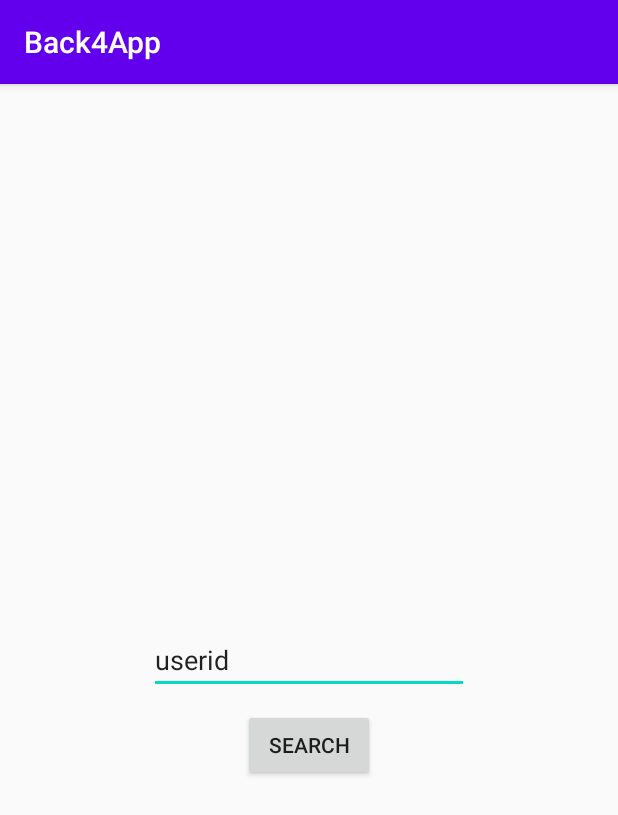
After one commit to abircse/Back4App, an Android app: the QueryActivity screen opened directly, with no data from a screen before it, on a phone screen of 412 x 824 dp. The commit adds this screen. Shown: the top 815 px of the screen. Run offline under Robolectric (Android 15) with nearby library versions, the phone set to English and light mode, and no system bars; our stand-ins replace data binding.

Commit message:
Implement Reyclerview Search Functionality

```diff
--- a/app/src/main/AndroidManifest.xml
+++ b/app/src/main/AndroidManifest.xml
@@ -13,7 +13,8 @@
         android:roundIcon="@mipmap/ic_launcher_round"
         android:supportsRtl="true"
         android:theme="@style/AppTheme">
-        <activity android:name=".UpdateActivity"></activity>
+        <activity android:name=".QueryActivity"></activity>
+        <activity android:name=".UpdateActivity" />
         <activity android:name=".AddActivity" />
         <activity android:name=".MainActivity">
             <intent-filter>
--- /dev/null
+++ b/app/src/main/java/com/coxtunes/back4app/QueryActivity.java
@@ -0,0 +1,14 @@
+package com.coxtunes.back4app;
+
+import androidx.appcompat.app.AppCompatActivity;
+
+import android.os.Bundle;
+
+public class QueryActivity extends AppCompatActivity {
+
+    @Override
+    protected void onCreate(Bundle savedInstanceState) {
+        super.onCreate(savedInstanceState);
+        setContentView(R.layout.activity_query);
+    }
+}
--- /dev/null
+++ b/app/src/main/res/layout/activity_query.xml
@@ -0,0 +1,35 @@
+<?xml version="1.0" encoding="utf-8"?>
+<layout xmlns:android="http://schemas.android.com/apk/res/android"
+    xmlns:app="http://schemas.android.com/apk/res-auto"
+    xmlns:tools="http://schemas.android.com/tools">
+
+    <androidx.constraintlayout.widget.ConstraintLayout
+        android:layout_width="match_parent"
+        android:layout_height="match_parent"
+        tools:context=".QueryActivity">
+
+
+        <EditText
+            android:id="@+id/userid"
+            android:layout_width="wrap_content"
+            android:layout_height="wrap_content"
+            android:ems="10"
+            android:inputType="textPersonName"
+            android:text="userid"
+            app:layout_constraintBottom_toBottomOf="parent"
+            app:layout_constraintEnd_toEndOf="parent"
+            app:layout_constraintStart_toStartOf="parent"
+            app:layout_constraintTop_toTopOf="parent" />
+
+        <Button
+            android:id="@+id/searchbutton"
+            android:layout_width="wrap_content"
+            android:layout_height="wrap_content"
+            android:layout_marginTop="10dp"
+            android:text="Search"
+            app:layout_constraintEnd_toEndOf="@+id/userid"
+            app:layout_constraintStart_toStartOf="@+id/userid"
+            app:layout_constraintTop_toBottomOf="@+id/userid" />
+    </androidx.constraintlayout.widget.ConstraintLayout>
+
+</layout>
--- a/build.gradle
+++ b/build.gradle
@@ -8,7 +8,7 @@ buildscript {
 
     }
     dependencies {
-        classpath 'com.android.tools.build:gradle:3.6.3'
+        classpath 'com.android.tools.build:gradle:4.0.0'
 
 
         // NOTE: Do not place your application dependencies here; they belong
```
Also changed, not shown: app/src/main/res/layout/activity_main.xml (+16 -6 lines), gradle/wrapper/gradle-wrapper.properties.
